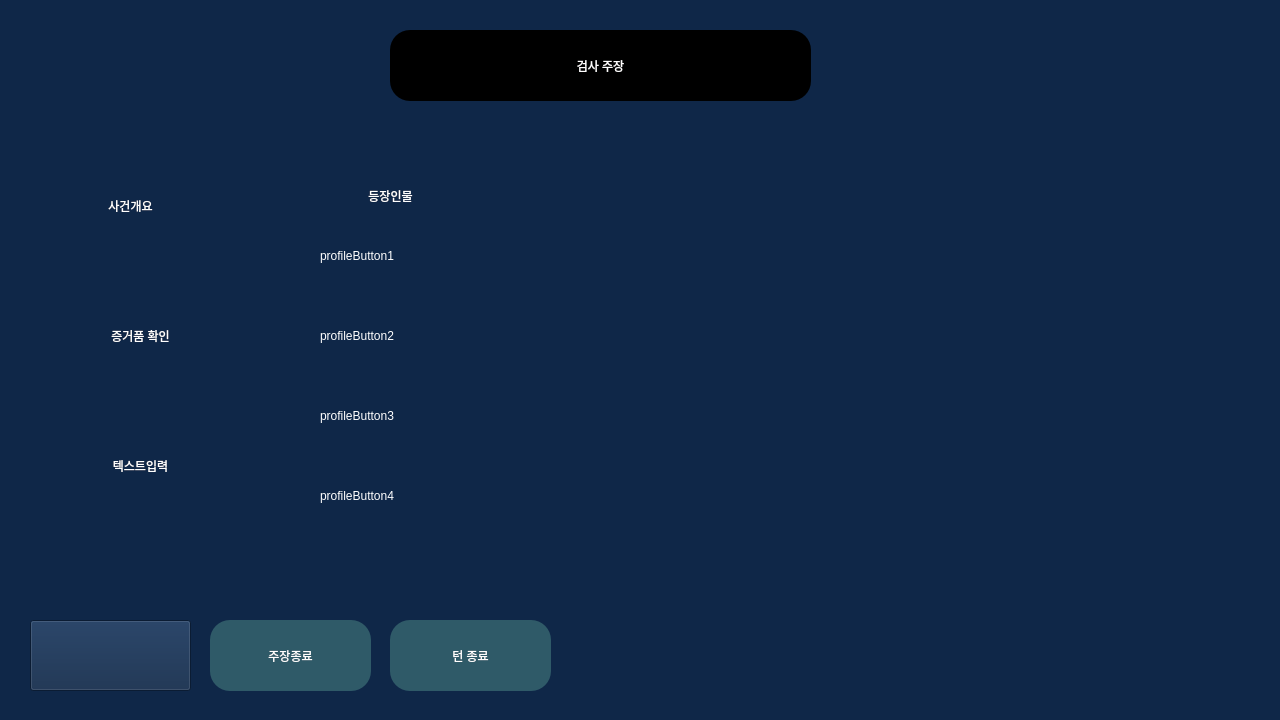
Qt form core/ui/qt_designer/prosecutorWindow.ui (Apex-LogiCourt/pi5-local-app) before a commit.
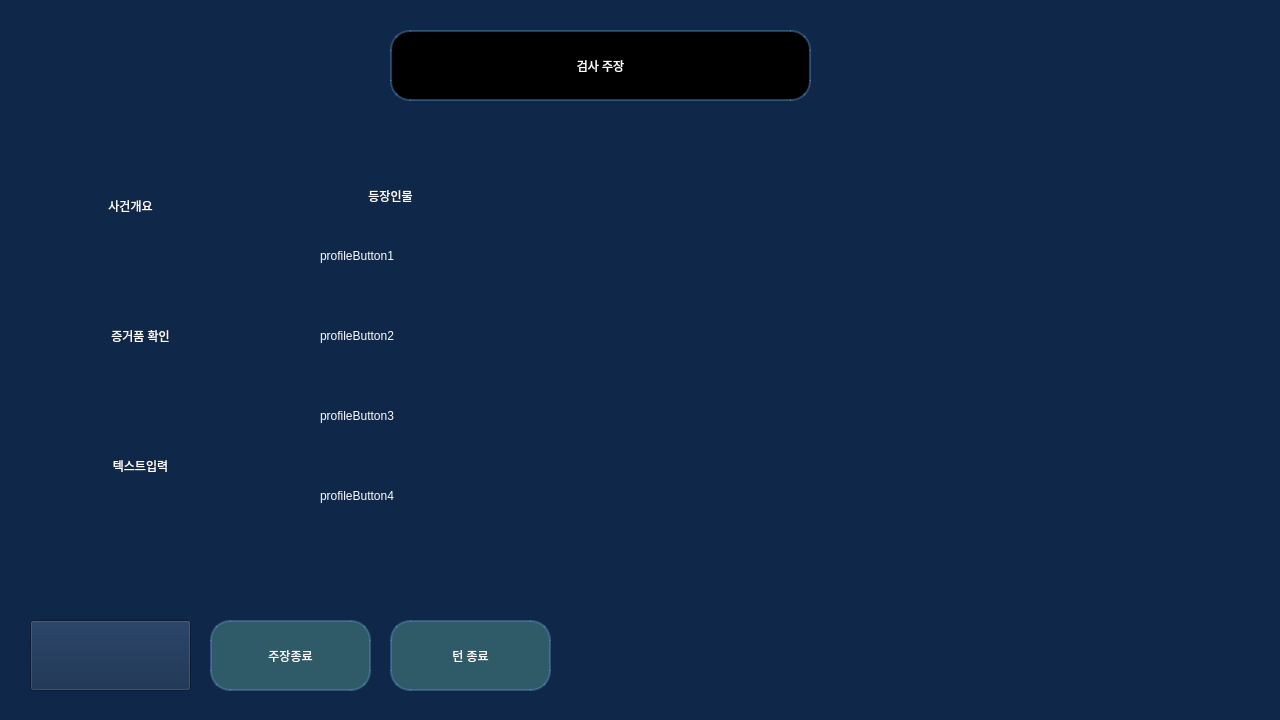
The same form after that commit. Icons and pictures are not drawn.

```diff
--- a/core/ui/qt_designer/prosecutorWindow.ui
+++ b/core/ui/qt_designer/prosecutorWindow.ui
@@ -30,6 +30,7 @@
    <property name="styleSheet">
     <string notr="true">QPushButton{
 	background-color: rgb(0, 0, 0);
+	border: 2px solid rgba(100, 150, 200, 100);
 	color: rgb(255, 254, 254);
 	border-radius: 20px;
 	font: 24pt &quot;나눔고딕 ExtraBold&quot;;
@@ -137,6 +138,7 @@
    <property name="styleSheet">
     <string notr="true">QPushButton{
 	background-color: rgb(47, 90, 104);
+	border: 2px solid rgba(100, 150, 200, 100);
 	color: rgb(255, 254, 254);
 	border-radius: 20px;
 	font: 20pt &quot;나눔고딕 ExtraBold&quot;;
@@ -402,6 +404,7 @@
    <property name="styleSheet">
     <string notr="true">QPushButton{
 	background-color: rgb(47, 90, 104);
+	border: 2px solid rgba(100, 150, 200, 100);
 	color: rgb(255, 254, 254);
 	border-radius: 20px;
 	font: 20pt &quot;나눔고딕 ExtraBold&quot;;
```
Left out of the diff: 8 changed lines with no effect on the pictures.
